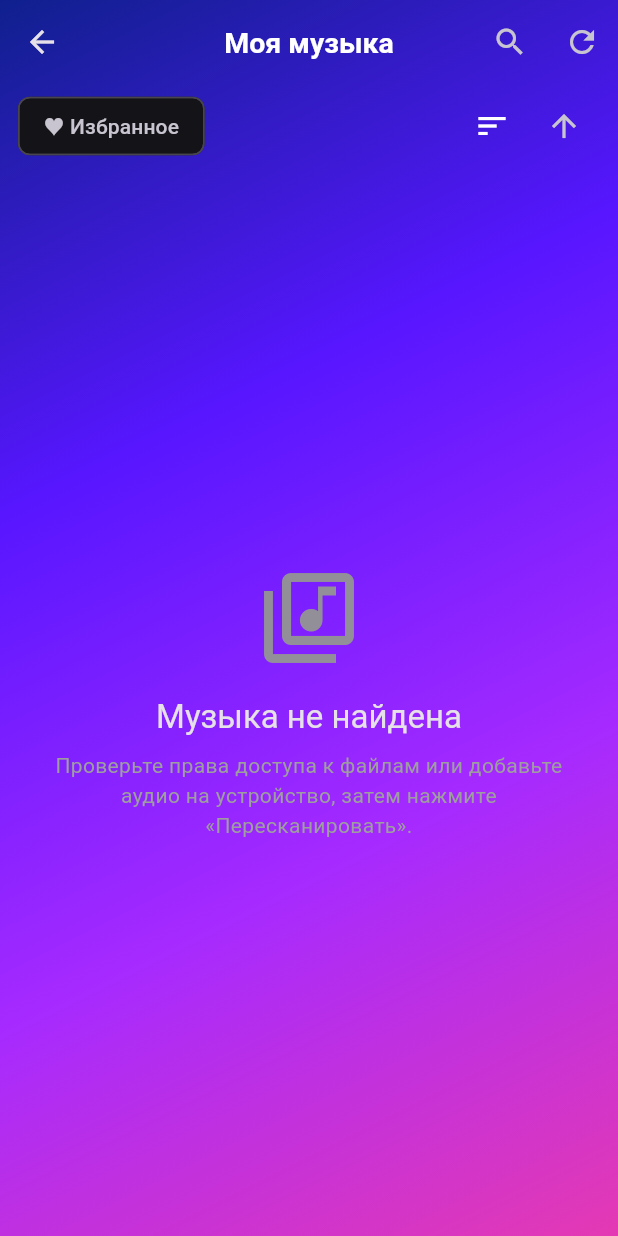
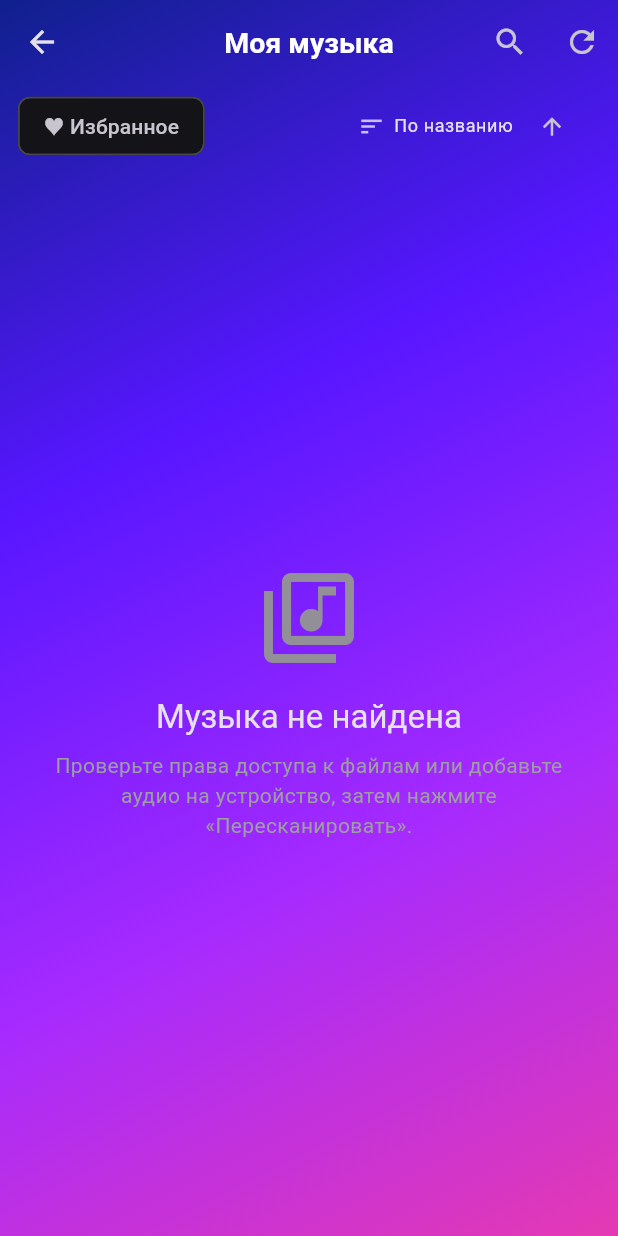
Before and after one commit to ShubkaDev/Pleer, a Flutter app: the LibraryScreen screen opened directly, on a phone screen of 412 x 824 dp. Run offline on Flutter 3.47's test engine with Material 3 defaults, Android fonts, the phone set to English and light mode, and no system bars; our stand-ins replace audio_service, chewie, hive, hive_flutter, just_audio, on_audio_query and 4 more; missing offline and left inert: record, screen_brightness; accounts and stored records are empty.

Commit message:
Сортировка по названию и дате, превью видео, открытие файлов из проводника

```diff
--- a/lib/logic/player_controller.dart
+++ b/lib/logic/player_controller.dart
@@ -19,7 +19,7 @@ import '../services/widget_service.dart';
 
 enum RepeatMode { off, all, one }
 
-enum SortMode { title, artist, album, dateAdded, duration }
+enum SortMode { title, dateAdded }
 
 class PlayerController extends ChangeNotifier {
   AudioPlayer? _player;
@@ -861,38 +861,22 @@ static const _presets = <String, List<double>>{
     notifyListeners();
   }
 
-  /// Возвращает треки библиотеки в выбранном порядке.
+  /// Возвращает треки библиотеки в выбранном порядке:
+  /// по названию или по дате добавления.
   List<Track> sortTracks(List<Track> input) {
     final list = List.of(input);
-    int cmp(String a, String b) {
-      final r = a.toLowerCase().compareTo(b.toLowerCase());
-      return _sortAscending ? r : -r;
-    }
-
     switch (_sortMode) {
-      case SortMode.artist:
-        list.sort((a, b) {
-          final r = cmp(a.displayArtist, b.displayArtist);
-          return r != 0 ? r : cmp(a.displayAlbum, b.displayAlbum);
-        });
-        break;
-      case SortMode.album:
-        list.sort((a, b) {
-          final r = cmp(a.displayAlbum, b.displayAlbum);
-          return r != 0 ? r : cmp(a.displayArtist, b.displayArtist);
-        });
-        break;
       case SortMode.dateAdded:
         list.sort((a, b) =>
             _sortAscending ? a.dateAdded - b.dateAdded : b.dateAdded - a.dateAdded);
         break;
-      case SortMode.duration:
-        list.sort((a, b) =>
-            _sortAscending ? a.durationMs - b.durationMs : b.durationMs - a.durationMs);
-        break;
       case SortMode.title:
-      default:
-        list.sort((a, b) => cmp(a.displayTitle, b.displayTitle));
+        list.sort((a, b) {
+          final r = a.displayTitle
+              .toLowerCase()
+              .compareTo(b.displayTitle.toLowerCase());
+          return _sortAscending ? r : -r;
+        });
     }
     return list;
   }
--- /dev/null
+++ b/lib/screens/widgets/sort_controls.dart
@@ -0,0 +1,93 @@
+import 'package:flutter/material.dart';
+import 'package:provider/provider.dart';
+
+import '../../logic/player_controller.dart';
+
+/// Строка управления сортировкой аудио: выбор поля и направление.
+/// Используется на главном экране и в библиотеке.
+class SortControls extends StatelessWidget {
+  const SortControls({super.key, this.compact = false});
+
+  final bool compact;
+
+  static String label(SortMode mode) {
+    switch (mode) {
+      case SortMode.title:
+        return 'По названию';
+      case SortMode.dateAdded:
+        return 'По дате создания';
+    }
+  }
+
+  static IconData icon(SortMode mode) {
+    switch (mode) {
+      case SortMode.title:
+        return Icons.sort_by_alpha;
+      case SortMode.dateAdded:
+        return Icons.date_range;
+    }
+  }
+
+  @override
+  Widget build(BuildContext context) {
+    final ctrl = context.watch<PlayerController>();
+    final theme = Theme.of(context);
+
+    return Padding(
+      padding: EdgeInsets.symmetric(
+        horizontal: 12,
+        vertical: compact ? 0 : 2,
+      ),
+      child: Row(
+        children: [
+          PopupMenuButton<SortMode>(
+            tooltip: 'Сортировка',
+            initialValue: ctrl.sortMode,
+            onSelected: ctrl.setSortMode,
+            itemBuilder: (ctx) => [
+              for (final mode in SortMode.values)
+                PopupMenuItem(
+                  value: mode,
+                  child: Row(
+                    children: [
+                      Icon(icon(mode), size: 18),
+                      const SizedBox(width: 10),
+                      Text(label(mode)),
+                      if (mode == ctrl.sortMode) ...[
+                        const Spacer(),
+                        const Icon(Icons.check, size: 18),
+                      ],
+                    ],
+                  ),
+                ),
+            ],
+            child: Padding(
+              padding: const EdgeInsets.symmetric(horizontal: 6, vertical: 6),
+              child: Row(
+                mainAxisSize: MainAxisSize.min,
+                children: [
+                  Icon(Icons.sort, size: 18, color: theme.colorScheme.primary),
+                  const SizedBox(width: 6),
+                  Text(
+                    label(ctrl.sortMode),
+                    style: theme.textTheme.bodySmall,
+                  ),
+                ],
+              ),
+            ),
+          ),
+          const Spacer(),
+          IconButton(
+            visualDensity: VisualDensity.compact,
+            tooltip: ctrl.sortAscending ? 'По возрастанию' : 'По убыванию',
+            icon: Icon(
+              ctrl.sortAscending ? Icons.arrow_upward : Icons.arrow_downward,
+              size: 18,
+            ),
+            onPressed: () => ctrl.setSortAscending(!ctrl.sortAscending),
+          ),
+        ],
+      ),
+    );
+  }
+}
--- a/pubspec.yaml
+++ b/pubspec.yaml
@@ -1,7 +1,7 @@
 name: pleer
 description: "Универсальный медиа-центр: аудио, видео и запись (звук/экран/камера)."
 publish_to: "none"
-version: 2.8.2+282
+version: 2.8.3+283
 
 environment:
   sdk: ">=3.0.0 <4.0.0"
```
Also changed, not shown: lib/main.dart (+40 -7 lines), lib/screens/home_screen.dart (+121 -35 lines), lib/screens/library_screen.dart (+2 -52 lines), lib/screens/widgets/route_transitions.dart (added, +36 -0 lines), lib/services/thumbnail_service.dart (added, +35 -0 lines), 2 other files.
